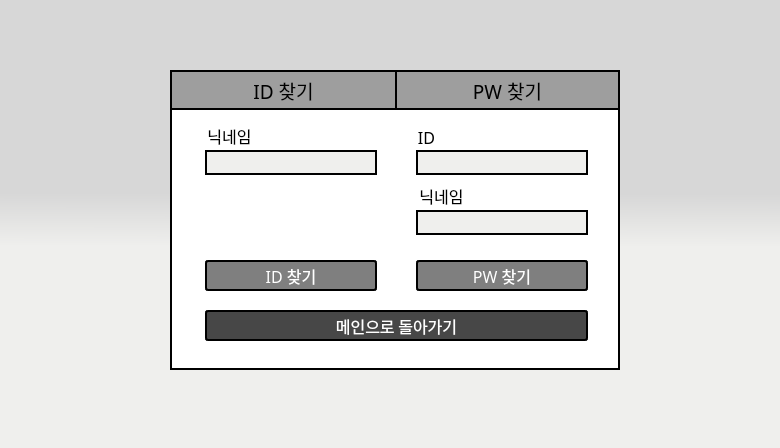
This is UI/findGUI.ui in ChaeHyunsic/PIM_agent as Qt 5 draws it before an edit. The edited form follows.
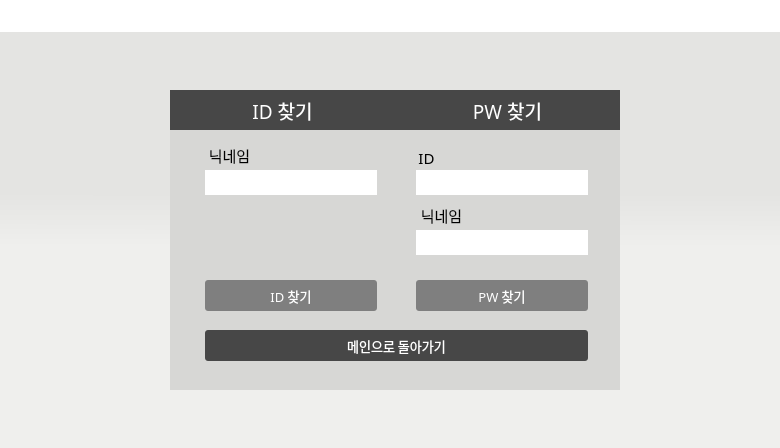
This is the edited form.

Commit message: fix GUI and logout Mechanism

```diff
--- a/UI/findGUI.ui
+++ b/UI/findGUI.ui
@@ -14,13 +14,13 @@
    <string>PIM AGENT</string>
   </property>
   <property name="styleSheet">
-   <string notr="true">background-color:qlineargradient(spread:pad, x1:0.5, y1:0.432, x2:0.499682, y2:0.551, stop:0 rgba(215, 215, 215, 255), stop:1 rgba(239, 239, 237, 255))</string>
+   <string notr="true">background-color:qlineargradient(spread:pad, x1:0.5, y1:0.432, x2:0.499682, y2:0.551, stop:0 #E4E4E2, stop:1 #EFEFED)</string>
   </property>
   <widget class="QFrame" name="frame">
    <property name="geometry">
     <rect>
      <x>170</x>
-     <y>70</y>
+     <y>90</y>
      <width>450</width>
      <height>300</height>
     </rect>
@@ -32,8 +32,8 @@
     </font>
    </property>
    <property name="styleSheet">
-    <string notr="true">background-color:#ffffff;
-border: 2px solid black;
+    <string notr="true">background-color:#D7D7D5;
+border: transparent;
 </string>
    </property>
    <property name="frameShape">
@@ -225,17 +225,23 @@
     </property>
     <property name="font">
      <font>
-      <family>함초롬돋움</family>
-      <pointsize>12</pointsize>
+      <family>HY견고딕</family>
+      <pointsize>10</pointsize>
       <weight>50</weight>
       <bold>false</bold>
      </font>
     </property>
     <property name="styleSheet">
-     <string notr="true">color: white;
+     <string notr="true">QPushButton{
+color: white;
 background-color:#7F7F7F;
 border-style: solid;
-border-radius:3px;</string>
+border-radius:3px;
+}
+
+ QPushButton:hover {
+background-color:#9E9E9E;
+ }</string>
     </property>
     <property name="text">
      <string>ID 찾기</string>
@@ -257,7 +263,7 @@
      </font>
     </property>
     <property name="styleSheet">
-     <string notr="true">background-color:#EFEFED;</string>
+     <string notr="true">background-color:#ffffff;</string>
     </property>
     <property name="echoMode">
      <enum>QLineEdit::Normal</enum>
@@ -274,12 +280,12 @@
     </property>
     <property name="font">
      <font>
-      <family>함초롬돋움</family>
-      <pointsize>12</pointsize>
+      <family>HY견고딕</family>
+      <pointsize>11</pointsize>
      </font>
     </property>
     <property name="styleSheet">
-     <string notr="true">border: 5px solid white;</string>
+     <string notr="true">border:trasparent;</string>
     </property>
     <property name="text">
      <string>닉네임</string>
@@ -471,17 +477,23 @@
     </property>
     <property name="font">
      <font>
-      <family>함초롬돋움</family>
-      <pointsize>12</pointsize>
+      <family>HY견고딕</family>
+      <pointsize>10</pointsize>
       <weight>50</weight>
       <bold>false</bold>
      </font>
     </property>
     <property name="styleSheet">
-     <string notr="true">color: white;
+     <string notr="true">QPushButton{
+color: white;
 background-color:#7F7F7F;
 border-style: solid;
-border-radius:3px;</string>
+border-radius:3px;
+}
+
+ QPushButton:hover {
+background-color:#9E9E9E;
+ }</string>
     </property>
     <property name="text">
      <string>PW 찾기</string>
@@ -498,14 +510,12 @@
     </property>
     <property name="font">
      <font>
-      <family>함초롬돋움</family>
-      <pointsize>12</pointsize>
+      <family>HY견고딕</family>
+      <pointsize>11</pointsize>
      </font>
     </property>
     <property name="styleSheet">
-     <string notr="true">border: 5px solid rgba(255, 255, 255,0);
-background-color: rgba(255, 255, 255,0);
-</string>
+     <string notr="true">border:trasparent;</string>
     </property>
     <property name="text">
      <string>닉네임</string>
@@ -530,7 +540,7 @@
      </font>
     </property>
     <property name="styleSheet">
-     <string notr="true">background-color:#EFEFED;</string>
+     <string notr="true">background-color:#ffffff;</string>
     </property>
     <property name="alignment">
      <set>Qt::AlignLeading|Qt::AlignLeft|Qt::AlignVCenter</set>
@@ -547,14 +557,12 @@
     </property>
     <property name="font">
      <font>
-      <family>함초롬돋움</family>
-      <pointsize>12</pointsize>
+      <family>HY견고딕</family>
+      <pointsize>11</pointsize>
      </font>
     </property>
     <property name="styleSheet">
-     <string notr="true">border: 5px solid white;
-background-color: rgba(255, 255, 255, 90);
-background: transparent;</string>
+     <string notr="true">border:trasparent;</string>
     </property>
     <property name="text">
      <string>ID</string>
@@ -579,7 +587,7 @@
      </font>
     </property>
     <property name="styleSheet">
-     <string notr="true">background-color:#EFEFED;</string>
+     <string notr="true">background-color:#ffffff;</string>
     </property>
     <property name="echoMode">
      <enum>QLineEdit::Normal</enum>
@@ -596,13 +604,13 @@
     </property>
     <property name="font">
      <font>
-      <family>함초롬돋움</family>
+      <family>HY견고딕</family>
       <pointsize>14</pointsize>
      </font>
     </property>
     <property name="styleSheet">
-     <string notr="true">color: black;
-background-color: #9E9E9E;
+     <string notr="true">color: white;
+background-color:#474747;
 text-align:center;
 border-right:transparent;</string>
     </property>
@@ -624,14 +632,15 @@
     </property>
     <property name="font">
      <font>
-      <family>함초롬돋움</family>
+      <family>HY견고딕</family>
       <pointsize>14</pointsize>
      </font>
     </property>
     <property name="styleSheet">
-     <string notr="true">color: black;
-background-color: #9E9E9E;
-text-align:center;</string>
+     <string notr="true">color: white;
+background-color:#474747;
+text-align:center;
+border-right:transparent;</string>
     </property>
     <property name="text">
      <string>PW 찾기</string>
@@ -823,17 +832,23 @@
     </property>
     <property name="font">
      <font>
-      <family>함초롬돋움</family>
-      <pointsize>12</pointsize>
+      <family>HY견고딕</family>
+      <pointsize>10</pointsize>
       <weight>50</weight>
       <bold>false</bold>
      </font>
     </property>
     <property name="styleSheet">
-     <string notr="true">color: white;
+     <string notr="true">QPushButton{
+color: white;
 background-color:#474747;
 border-style: solid;
-border-radius:3px;</string>
+border-radius:3px;
+}
+
+ QPushButton:hover {
+background-color:#9E9E9E;
+ }</string>
     </property>
     <property name="text">
      <string>메인으로 돌아가기</string>
@@ -904,6 +919,67 @@
     <string/>
    </property>
   </widget>
+  <widget class="QLabel" name="titleLabel_2">
+   <property name="geometry">
+    <rect>
+     <x>0</x>
+     <y>0</y>
+     <width>780</width>
+     <height>32</height>
+    </rect>
+   </property>
+   <property name="font">
+    <font>
+     <family>함초롬돋움</family>
+     <pointsize>14</pointsize>
+    </font>
+   </property>
+   <property name="styleSheet">
+    <string notr="true">color: black;
+background-color: rgba(255,255,255);
+text-align:center;
+ border-bottom: 0.4px solid black;
+</string>
+   </property>
+   <property name="text">
+    <string/>
+   </property>
+   <property name="alignment">
+    <set>Qt::AlignCenter</set>
+   </property>
+  </widget>
+  <widget class="QLabel" name="iconlabel">
+   <property name="geometry">
+    <rect>
+     <x>5</x>
+     <y>5</y>
+     <width>20</width>
+     <height>20</height>
+    </rect>
+   </property>
+   <property name="font">
+    <font>
+     <family>함초롬돋움</family>
+     <pointsize>14</pointsize>
+    </font>
+   </property>
+   <property name="styleSheet">
+    <string notr="true">color: black;
+background-color: rgba(255,255,255);
+text-align:center;</string>
+   </property>
+   <property name="text">
+    <string/>
+   </property>
+   <property name="alignment">
+    <set>Qt::AlignCenter</set>
+   </property>
+  </widget>
+  <zorder>titleLabel_2</zorder>
+  <zorder>frame</zorder>
+  <zorder>minimizeBtn</zorder>
+  <zorder>closeBtn</zorder>
+  <zorder>iconlabel</zorder>
  </widget>
  <resources/>
  <connections/>
```
Left out of the diff: 2 changed lines with no effect on the pictures. The commit also changes 6 other files.
